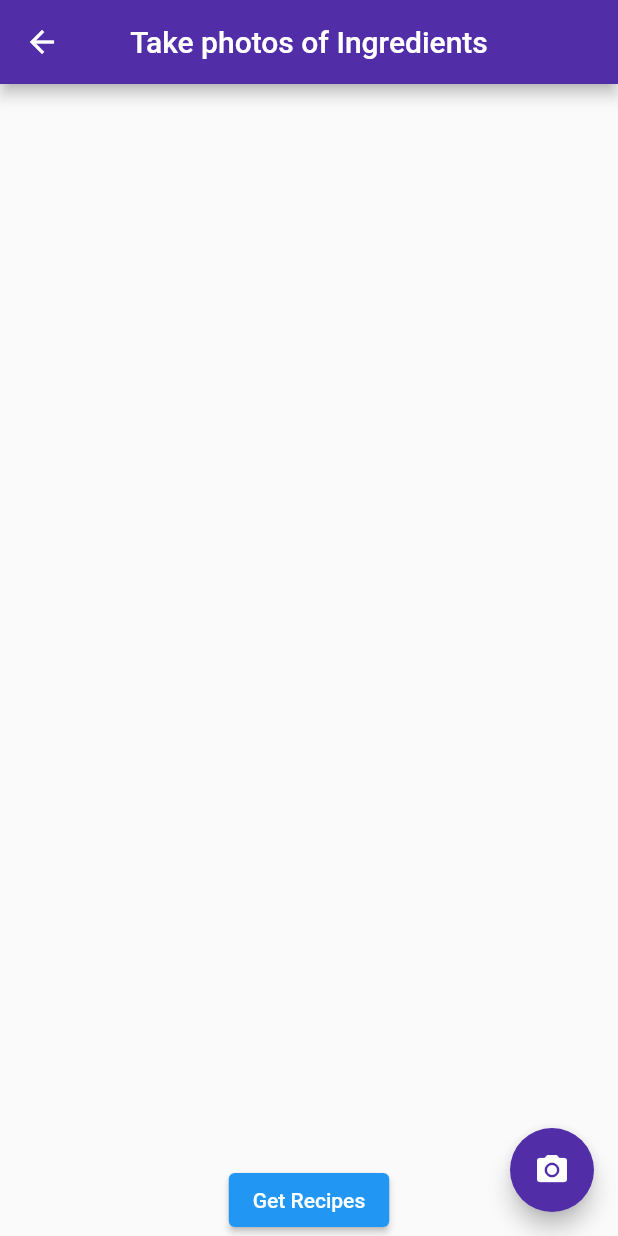
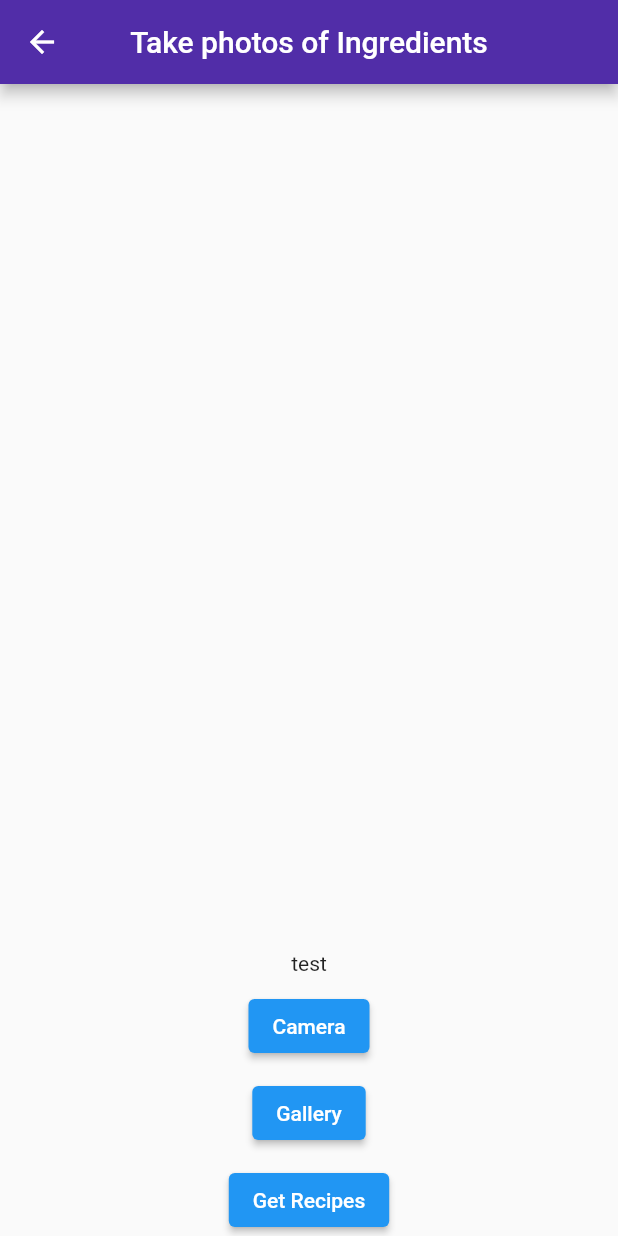
Before and after one commit to ThimaliK/fyp_mobile_app_v1, a Flutter app: the CameraInput screen opened by its route, on a phone screen of 412 x 824 dp. Run offline on Flutter 3.47's test engine with Material 2 defaults, Android fonts, the phone set to English and light mode, and no system bars; our stand-ins replace country_picker, flutter_spinkit, image_picker.

Commit message:
basic onboarding views

```diff
--- a/lib/camera_input.dart
+++ b/lib/camera_input.dart
@@ -1,6 +1,14 @@
+import 'dart:convert';
+
 import 'package:flutter/material.dart';
+import 'package:fyp_mobile_app_v1/recipe.dart';
+import 'package:fyp_mobile_app_v1/recipe_collection.dart';
 import 'dart:io';
 import 'package:image_picker/image_picker.dart';
+import 'package:http/http.dart' as http;
+import 'dart:convert';
+
+
 
 class CameraInput extends StatefulWidget {
   const CameraInput({Key? key}) : super(key: key);
@@ -14,6 +22,8 @@ class _CameraInputState extends State<CameraInput> {
   File _image = File('assets/logo.png');
 
   List <File> _images = [];
+
+  String data = "test";
 
   //
   final imagePicker = ImagePicker();
@@ -55,6 +65,68 @@ class _CameraInputState extends State<CameraInput> {
     // }
     }
 
+    Future getImagesFromGallery() async {
+      final image = await imagePicker.pickImage(source: ImageSource.gallery);
+      setState(() {
+        _image = File(image!.path);
+        _images.add(_image);
+        //getImage();
+      });
+
+    }
+
+
+  // var streamedResponse = await request.send();
+  // final responseData = await streamedResponse.stream.toBytes();
+  // final responseString = String.fromCharCodes(responseData);
+
+
+    //final List<File> _image = [];
+    Future uploadImages(String url) async {
+
+      var request = http.MultipartRequest('POST', Uri.parse(url));
+
+
+      if (_images.length > 0) {
+        for (var i = 0; i < _images.length; i++) {
+          request.files.add(http.MultipartFile('files[]',
+              File(_images[i].path).readAsBytes().asStream(), File(_images[i].path).lengthSync(),
+              filename: _images[i].path));
+        }
+
+        // send
+        var response = await request.send();
+
+        final responseData = await response.stream.toBytes();
+        final responseString = String.fromCharCodes(responseData);
+
+        // var obj = json.decode(responseString);
+        //
+        // Recipe recipe = Recipe.fromJson(obj[0]);
+        //
+        // debugPrint(recipe.country);
+
+        // RecipeCollection recipeList = RecipeCollection.fromJson(obj);
+        //
+        // debugPrint(recipeList.recipeList.first.country);
+
+
+
+
+        // listen for response
+        // response.stream.transform(utf8.decoder).listen((value) {
+        //   debugPrint(value);
+        //
+        // });
+      }
+
+
+    }
+
+
+
+
+
 
 
     @override
@@ -82,61 +154,43 @@ class _CameraInputState extends State<CameraInput> {
                   )),
             ),
               SizedBox(height: 10.0,),
+              Text(data),
+              SizedBox(height: 10.0,),
               ElevatedButton(
                   onPressed: () {
-                    Navigator.pushNamed(context, '/recipe_list',
-                        arguments: {'photos': _images});
+                    getImage();
+                  },
+                  child: Text('Camera')
+              ),
+              SizedBox(height: 10.0,),
+              ElevatedButton(
+                  onPressed: () {
+                    getImagesFromGallery();
+                  },
+                  child: Text('Gallery')
+              ),
+              SizedBox(height: 10.0,),
+              ElevatedButton(
+                  onPressed: () {
+
+                    //getRequest();
+                    uploadImages('https://b464-2a00-23c4-f79c-c001-1df0-6241-9c78-7cc9.ngrok-free.app/recognise_ingredients');
+                    //postData();
+                    // Navigator.pushNamed(context, '/recipe_list',
+                    //     arguments: {'photos': _images});
                   },
                   child: Text('Get Recipes')
-              )
+              ),
+
 
             ]
           ),
 
-        // body: Center(
-        //   child: _image == null ? Text('No image selected') : Image.file(
-        //       _image),
-        // ),
-        floatingActionButton: FloatingActionButton(
-          backgroundColor: Colors.deepPurple[700],
-          child: Icon(Icons.camera_alt),
-          onPressed: () {
-            getImage();
-          },
-        ),
+
 
       );
 
-      // return Scaffold(
-      //     appBar: AppBar(
-      //       title: const Text('Multiple Images'),
-      //     ),
-      //     body: SafeArea(
-      //       child: Column(
-      //         children: [
-      //           ElevatedButton(
-      //             onPressed: () {
-      //               selectImages();
-      //             },
-      //             child: const Text('Select Images'),
-      //           ),
-      //           Expanded(
-      //             child: Padding(
-      //               padding: const EdgeInsets.all(8.0),
-      //               child: GridView.builder(
-      //                   itemCount: imageFileList!.length,
-      //                   gridDelegate:
-      //                   const SliverGridDelegateWithFixedCrossAxisCount(
-      //                       crossAxisCount: 3),
-      //                   itemBuilder: (BuildContext context, int index) {
-      //                     return Image.file(File(imageFileList![index].path),
-      //                       fit: BoxFit.cover,);
-      //                   }),
-      //             ),
-      //           ),
-      //         ],
-      //       ),
-      //     ));
+
     }
 
 }
--- /dev/null
+++ b/lib/recipe.dart
@@ -0,0 +1,38 @@
+class Recipe {
+  //String id;
+  String name;
+  String ingredients;
+  String method;
+  String nutritionInfo;
+  String country;
+  String tags;
+  String prepTime;
+  String cookTime;
+  String difficultyLevel;
+  String servings;
+  String imageUrl;
+
+  Recipe.fromJson(Map json)
+      :
+        //id = json['_id'],
+        name = json['name'],
+        ingredients = json['ingredients'],
+        method = json['method'],
+        nutritionInfo = json['nutrition_info'],
+        country = json['country'],
+        tags = json['tags'],
+        prepTime = json['prepTime'],
+        cookTime = json['cookTime'],
+        difficultyLevel = json['difficultyLevel'],
+        servings = json['servings'],
+        imageUrl = json['imageUrl']
+  ;
+
+  Map toJson() {
+    return {
+      //'_id': id,
+      'name': name, 'ingredients': ingredients, 'method': method, 'nutrition_info': nutritionInfo,
+    'country': country, 'tags': tags, 'prep_time': prepTime, 'cook_time': cookTime, 'difficulty_level': difficultyLevel,
+    'servings': servings, 'image_url': imageUrl};
+  }
+}
--- /dev/null
+++ b/lib/recipe_collection.dart
@@ -0,0 +1,17 @@
+import 'package:fyp_mobile_app_v1/recipe.dart';
+
+class RecipeCollection {
+  //String id;
+  List<Recipe> recipeList;
+
+  RecipeCollection.fromJson(Map json)
+      :
+        //id = json['_id'],
+        recipeList = json['']
+
+  ;
+
+  Map toJson() {
+    return {'': recipeList};
+  }
+}
--- a/pubspec.yaml
+++ b/pubspec.yaml
@@ -33,6 +33,9 @@ dependencies:
   flutter_spinkit: ^5.1.0
   path_provider: ^2.0.13
   image_picker: ^0.8.6+4
+  http: ^0.13.5
+  country_picker: ^2.0.20
+  flutter_localization: ^0.1.10
 #  camera: ^0.10.3+2
 #  path: ^1.8.3
 
```
Also changed, not shown: lib/landing_page.dart (added, +55 -0 lines), lib/main.dart (+74 -2 lines), lib/sign_in.dart (added, +65 -0 lines), lib/sign_up.dart (added, +138 -0 lines), pubspec.lock, 6 other files.
